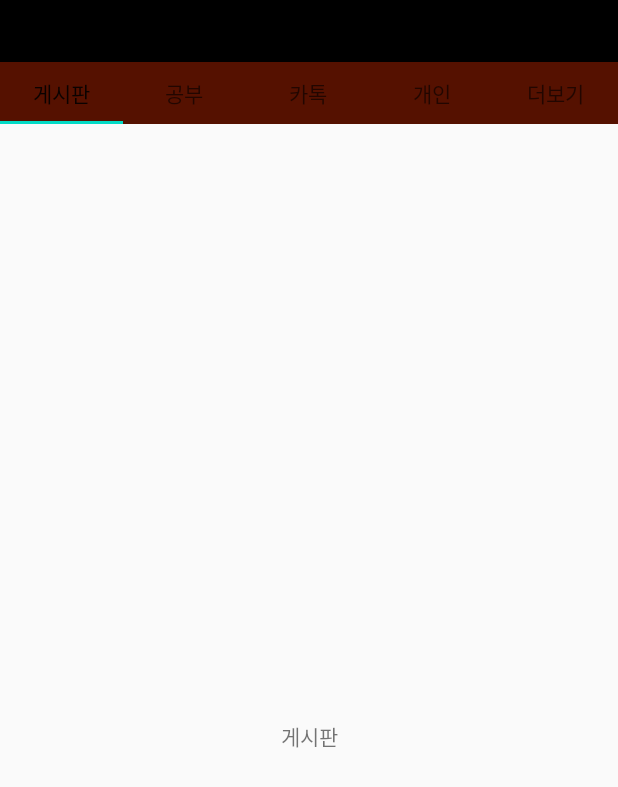
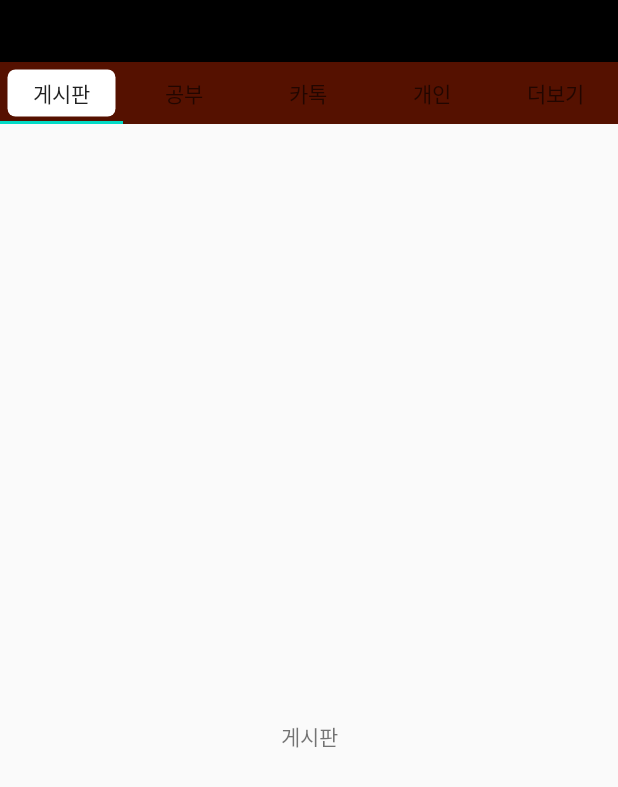
Before and after one commit to tt0410tt/QRCodeStoreManagement, an Android app: the activity_Main screen opened directly, with no data from a screen before it, on a phone screen of 412 x 824 dp. Shown: the top 787 px of the screen. Run offline under Robolectric (Android 15) with nearby library versions, the phone set to English and light mode, and no system bars.

Commit message:
메인액티비티 탭 클릭시 ui 변경

```diff
--- /dev/null
+++ b/QRCodeStoreManagement/app/src/main/res/drawable/activity_main_category_selector.xml
@@ -0,0 +1,12 @@
+<?xml version="1.0" encoding="utf-8"?>
+<selector xmlns:android="http://schemas.android.com/apk/res/android">
+    <item
+        android:state_pressed="true"
+        android:drawable="@drawable/activity_main_category_selector_false"
+        />
+
+    <item
+        android:state_selected="true"
+        android:drawable="@drawable/activity_main_category_selector_true" />
+
+</selector>
--- /dev/null
+++ b/QRCodeStoreManagement/app/src/main/res/drawable/activity_main_category_selector_false.xml
@@ -0,0 +1,17 @@
+<?xml version="1.0" encoding="utf-8"?>
+<shape xmlns:android="http://schemas.android.com/apk/res/android">
+
+    <solid android:color="#000000"/>
+    <corners
+        android:bottomLeftRadius="5dp"
+        android:bottomRightRadius="5dp"
+        android:topLeftRadius="5dp"
+        android:topRightRadius="5dp"
+        >
+    </corners>
+    <stroke
+        android:color="#00ff0000"
+        android:width="10dp"
+        />
+
+</shape>
--- /dev/null
+++ b/QRCodeStoreManagement/app/src/main/res/drawable/activity_main_category_selector_true.xml
@@ -0,0 +1,17 @@
+<?xml version="1.0" encoding="utf-8"?>
+<shape xmlns:android="http://schemas.android.com/apk/res/android">
+
+    <solid android:color="#ffffff"/>
+    <corners
+        android:bottomLeftRadius="5dp"
+        android:bottomRightRadius="5dp"
+        android:topLeftRadius="5dp"
+        android:topRightRadius="5dp"
+        >
+    </corners>
+    <stroke
+        android:color="#00ff0000"
+        android:width="10dp"
+        />
+
+</shape>
--- a/QRCodeStoreManagement/app/src/main/res/layout/activity__main.xml
+++ b/QRCodeStoreManagement/app/src/main/res/layout/activity__main.xml
@@ -25,6 +25,7 @@
         android:layout_height="0dp"
         android:gravity="center"
         android:background="#551100"
+        app:tabBackground="@drawable/activity_main_category_selector"
         android:text="아이디 중복 확인"
         app:layout_constraintTop_toBottomOf="@+id/main_tob_layout"
         app:layout_constraintBottom_toBottomOf="parent"
```
